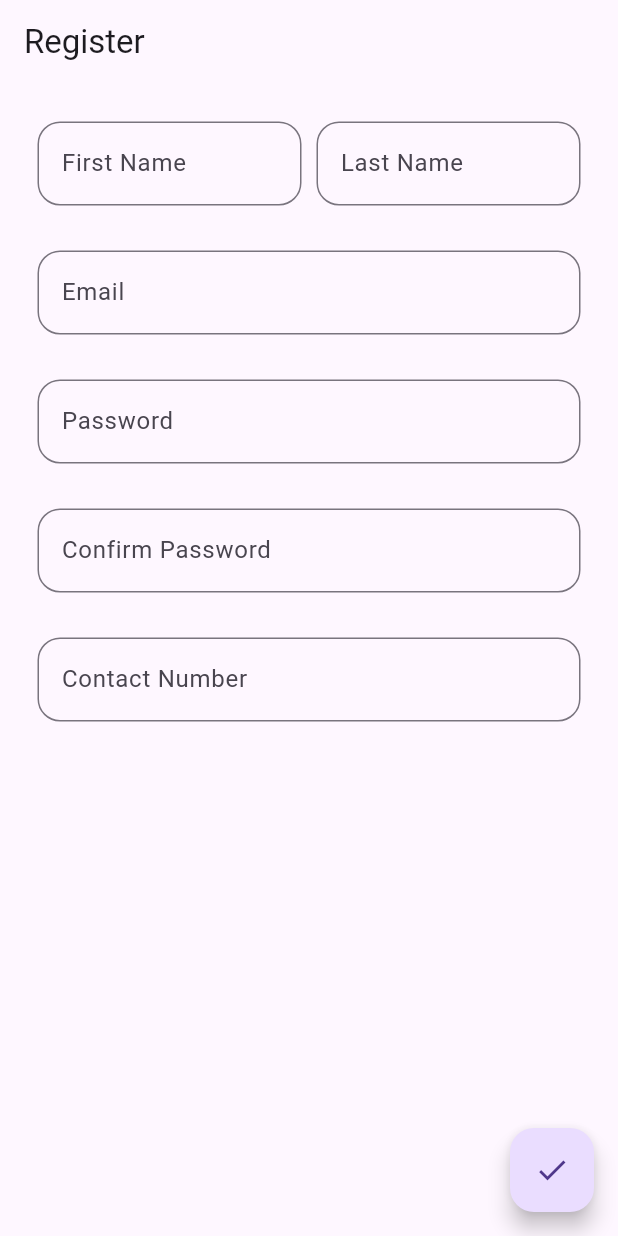
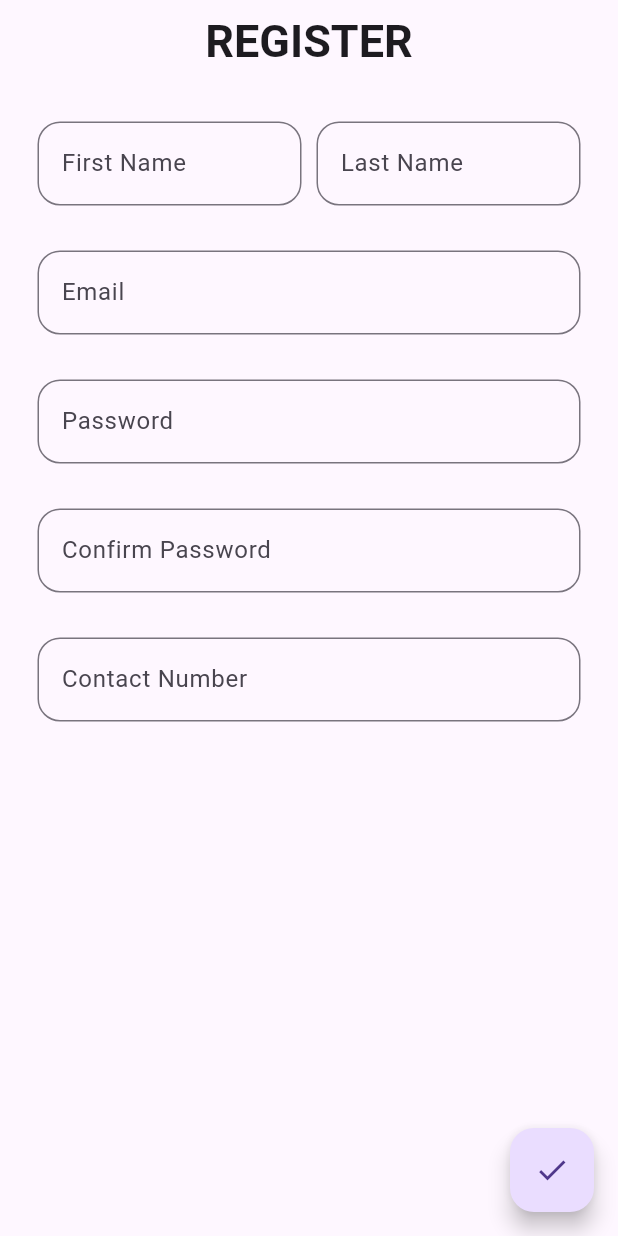
Before and after one commit to Shruti248/ums_flutter, a Flutter app: the screen it shows after launch, on a phone screen of 412 x 824 dp. Run offline on Flutter 3.47's test engine with Material 3 defaults, Android fonts, the phone set to English and light mode, and no system bars.

Commit message:
Style Change

```diff
--- a/lib/main.dart
+++ b/lib/main.dart
@@ -24,7 +24,10 @@ class _MyFormState extends State<MyForm> {
   @override
   Widget build(BuildContext context) {
     return Scaffold(
-      appBar: AppBar(title: Text('Register'),),
+      appBar: AppBar(title: Text('REGISTER' ,
+        style: TextStyle(fontSize: 30.0, fontWeight: FontWeight.bold),
+        ),centerTitle: true,
+      ),
       body: Container(
         padding: EdgeInsets.symmetric(vertical: 25.0 , horizontal: 25.0),
         child: Form(
```
